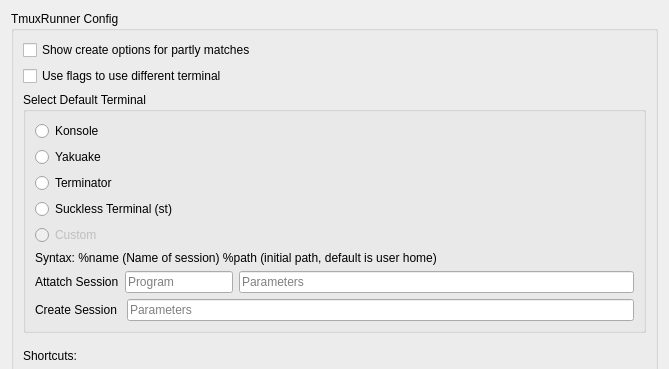
Before: the Qt Designer form src/config/tmuxrunner_config.ui in alex1701c/TmuxRunner, drawn with Qt 5; both pictures show x 0 to 669 and y 0 to 369 of the 669 by 621 pixel window.
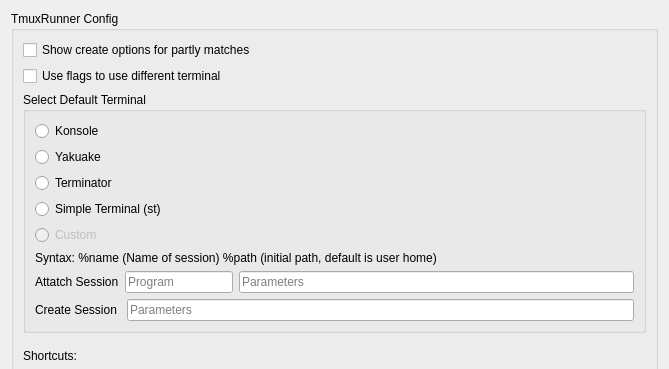
After: the same form once the commit is applied.

```diff
--- a/src/config/tmuxrunner_config.ui
+++ b/src/config/tmuxrunner_config.ui
@@ -82,7 +82,7 @@
            <item>
             <widget class="QRadioButton" name="optionSucklessTerminal">
              <property name="text">
-              <string>Suckless Terminal (st)</string>
+              <string>Simple Terminal (st)</string>
              </property>
             </widget>
            </item>
```
Left out of the diff: 2 changed lines with no effect on the pictures.
